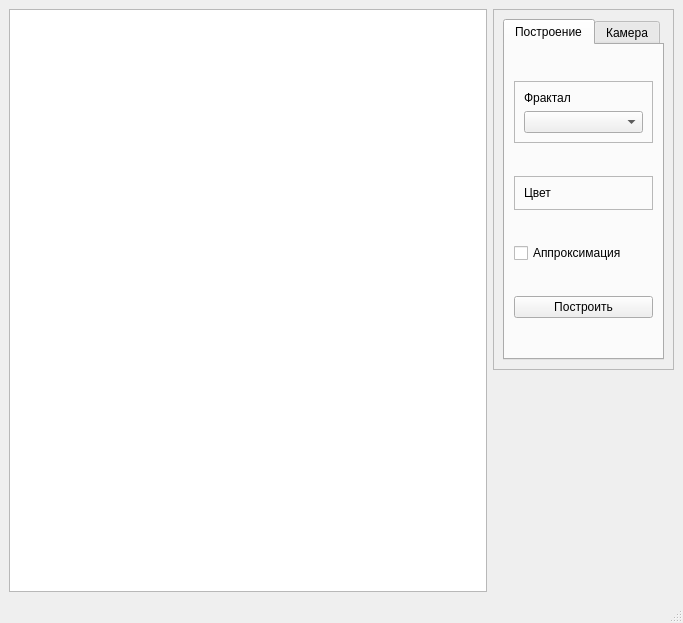
Above: ui/qt/design.ui from migregal/bmstu-iu7-cg-cp before the change. Below: the same form after it.
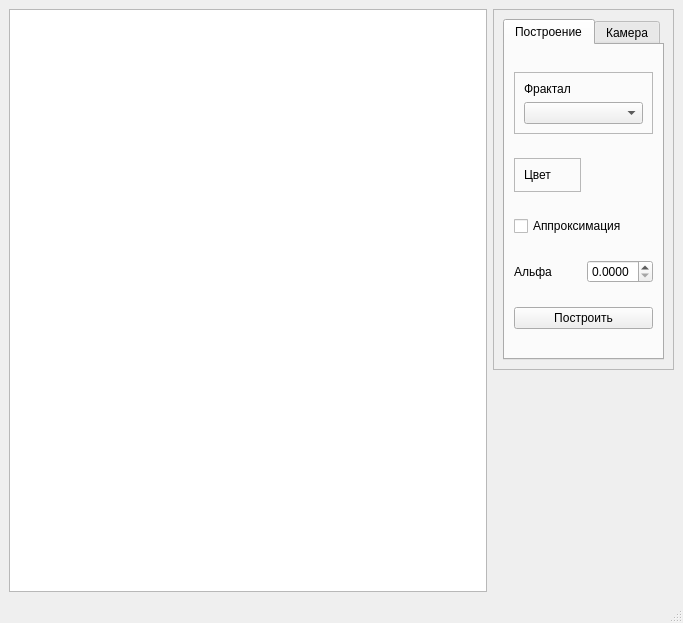
That is the form after the change.

Commit message: Fractal parametrization added

The edit to the form file:
```diff
--- a/ui/qt/design.ui
+++ b/ui/qt/design.ui
@@ -49,10 +49,10 @@
            <string>Построение</string>
           </attribute>
           <layout class="QGridLayout" name="gridLayout">
-           <item row="3" column="2">
-            <widget class="QCheckBox" name="approximateFractal">
+           <item row="4" column="2">
+            <widget class="QLabel" name="label_12">
              <property name="text">
-              <string>Аппроксимация</string>
+              <string>Альфа</string>
              </property>
             </widget>
            </item>
@@ -87,20 +87,27 @@
              </layout>
             </widget>
            </item>
-           <item row="4" column="2">
-            <widget class="QPushButton" name="buildImageButton">
-             <property name="sizePolicy">
-              <sizepolicy hsizetype="Expanding" vsizetype="Fixed">
-               <horstretch>0</horstretch>
-               <verstretch>0</verstretch>
-              </sizepolicy>
+           <item row="4" column="3">
+            <widget class="QDoubleSpinBox" name="alphaSpinBox">
+             <property name="decimals">
+              <number>4</number>
              </property>
+             <property name="maximum">
+              <double>1.000000000000000</double>
+             </property>
+             <property name="stepType">
+              <enum>QAbstractSpinBox::DefaultStepType</enum>
+             </property>
+            </widget>
+           </item>
+           <item row="3" column="2" colspan="2">
+            <widget class="QCheckBox" name="approximateFractal">
              <property name="text">
-              <string>Построить</string>
+              <string>Аппроксимация</string>
              </property>
             </widget>
            </item>
-           <item row="0" column="2">
+           <item row="0" column="2" colspan="2">
             <widget class="QFrame" name="frame_2">
              <property name="sizePolicy">
               <sizepolicy hsizetype="Preferred" vsizetype="Fixed">
@@ -134,6 +141,19 @@
              </layout>
             </widget>
            </item>
+           <item row="5" column="2" colspan="2">
+            <widget class="QPushButton" name="buildImageButton">
+             <property name="sizePolicy">
+              <sizepolicy hsizetype="Expanding" vsizetype="Fixed">
+               <horstretch>0</horstretch>
+               <verstretch>0</verstretch>
+              </sizepolicy>
+             </property>
+             <property name="text">
+              <string>Построить</string>
+             </property>
+            </widget>
+           </item>
           </layout>
          </widget>
          <widget class="QWidget" name="tab_2">
```
The commit also changes 3 other files.
